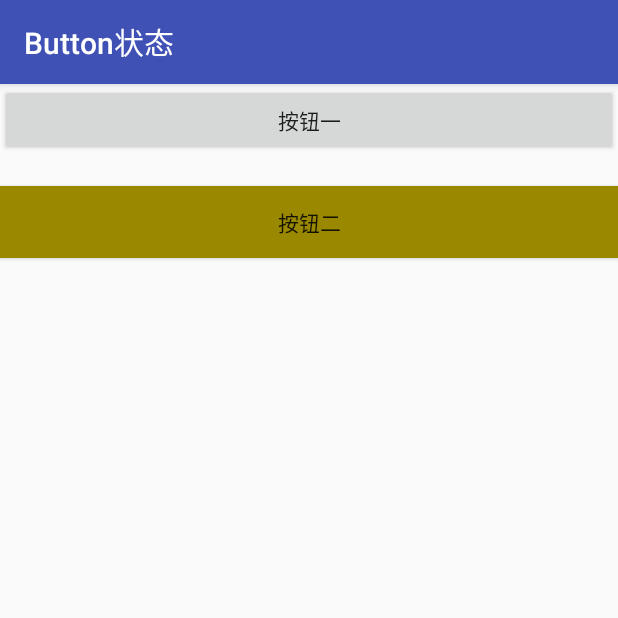
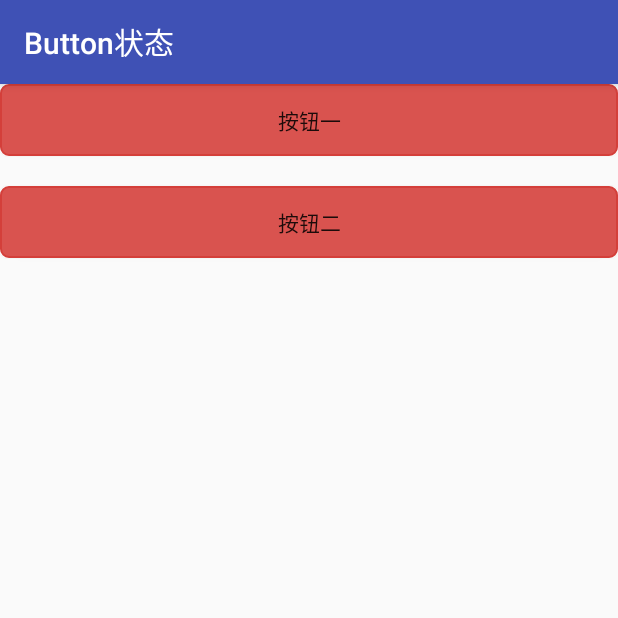
Before and after one commit to LinTeX9527/AndroidStudyNote, an Android app: the TestButtonActivity screen opened directly, with no data from a screen before it, on a phone screen of 412 x 824 dp, the top half of it. Run offline under Robolectric (Android 15) with nearby library versions, the phone set to English and light mode, and no system bars.

Commit message:
一个复杂的、自定义背景的按钮的设计

```diff
--- a/runoob/src/main/java/com/lintex9527/runoob/TestButtonActivity.java
+++ b/runoob/src/main/java/com/lintex9527/runoob/TestButtonActivity.java
@@ -14,6 +14,9 @@ import android.widget.Button;
  * 然后再给某一个按钮的背景图设置为刚才的XML文件
  *
  * 按这篇博文为什么没有效果呢？
+ *
+ * 一个复杂的Button按钮状态，状态定义见文件 button_danger_rounded.xml ，其中应用了 color, dimens
+ *
  */
 public class TestButtonActivity extends AppCompatActivity {
 
--- /dev/null
+++ b/runoob/src/main/res/drawable/button_danger_rounded.xml
@@ -0,0 +1,28 @@
+<?xml version="1.0" encoding="utf-8"?>
+<selector xmlns:android="http://schemas.android.com/apk/res/android">
+
+    <item android:state_pressed="true">
+        <shape>
+            <solid android:color="@color/button_danger_pressed" />
+            <stroke android:width="1dp"
+                android:color="@color/button_danger_edge"/>
+            <corners android:radius="@dimen/button_rounded_corner_radius"/>
+        </shape>
+    </item>
+
+    <item android:state_enabled="false">
+        <shape>
+            <solid android:color="@color/button_danger_disabled"/>
+            <stroke android:width="1dp" android:color="@color/button_danger_disabled_edge"/>
+            <corners android:radius="@dimen/button_rounded_corner_radius"/>
+        </shape>
+    </item>
+
+    <item>
+        <shape>
+            <solid android:color="@color/button_danger"/>
+            <stroke android:width="1dp" android:color="@color/button_danger_edge"/>
+            <corners android:radius="@dimen/button_rounded_corner_radius"/>
+        </shape>
+    </item>
+</selector>
--- a/runoob/src/main/res/layout/activity_test_button.xml
+++ b/runoob/src/main/res/layout/activity_test_button.xml
@@ -12,6 +12,7 @@
         android:id="@+id/btnOne"
         android:layout_width="match_parent"
         android:layout_height="wrap_content"
+        android:background="@drawable/button_danger_rounded"
         android:text="按钮一"
         />
 
@@ -20,7 +21,7 @@
         android:layout_marginTop="20dp"
         android:layout_width="match_parent"
         android:layout_height="wrap_content"
-        android:background="@drawable/btn_background"
+        android:background="@drawable/button_danger_rounded"
         android:text="按钮二"
         />
 
--- a/runoob/src/main/res/values/colors.xml
+++ b/runoob/src/main/res/values/colors.xml
@@ -5,4 +5,11 @@
     <color name="colorAccent">#FF4081</color>
     <color name="colorYellow">#F0F803</color>
     <color name="colorGray">#998800</color>
+
+    <color name="button_danger_pressed">#ffd2322d</color>
+    <color name="button_danger_edge">#ffd43f3a</color>
+    <color name="button_danger_disabled">#a5d9534f</color>
+    <color name="button_danger_disabled_edge">#a5d43f3a</color>
+    <color name="button_danger">#ffd9534f</color>
+    <color name="text_font_white">#ffffff</color>
 </resources>
--- /dev/null
+++ b/runoob/src/main/res/values/dimens.xml
@@ -0,0 +1,4 @@
+<?xml version="1.0" encoding="utf-8" ?>
+<resources>
+    <dimen name="button_rounded_corner_radius">5dp</dimen>
+</resources>
```
